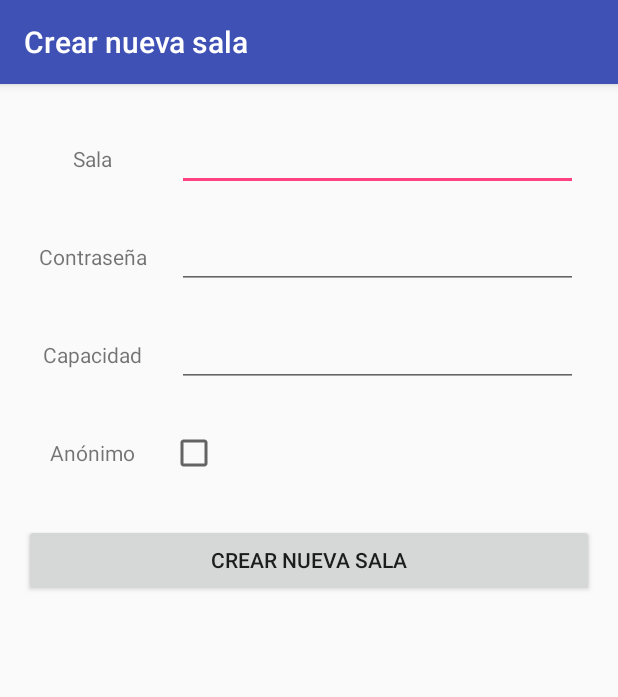
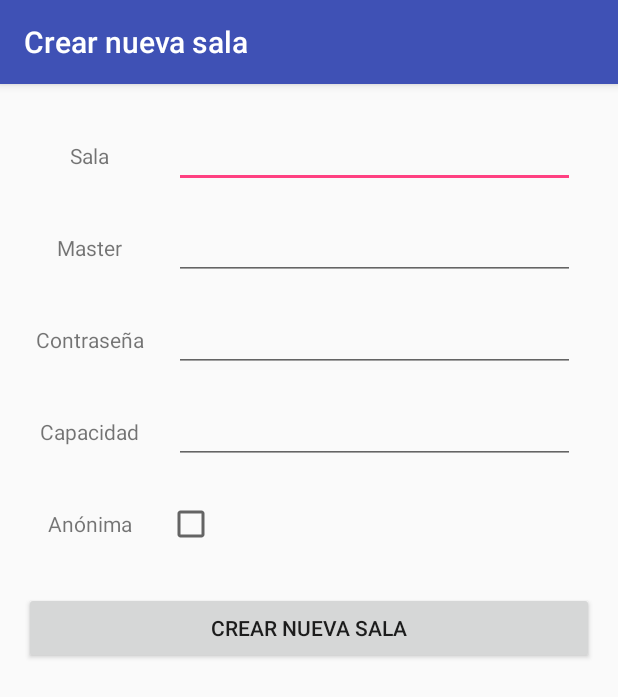
Before and after one commit to GuilledelaCruz/MasterApp, an Android app: the CrearSala screen opened directly, with no data from a screen before it, on a phone screen of 412 x 824 dp. Shown: the top 697 px of the screen. Run offline under Robolectric (Android 15) with nearby library versions, the phone set to English and light mode, and no system bars.

Commit message:
[master] Some features added

```diff
--- a/app/src/main/java/guilledelacruz/masterapp/CrearSala.java
+++ b/app/src/main/java/guilledelacruz/masterapp/CrearSala.java
@@ -16,6 +16,7 @@ public class CrearSala extends AppCompatActivity {
         setContentView(R.layout.activity_crear_sala);
 
         final EditText editnombre = (EditText) findViewById(R.id.editsala);
+        final EditText editmaster = (EditText) findViewById(R.id.editmaster);
         final EditText editpass = (EditText) findViewById(R.id.editpass);
         final EditText editcap = (EditText) findViewById(R.id.editcapacidad);
         final CheckBox checkan = (CheckBox) findViewById(R.id.checkanonimo);
@@ -24,6 +25,7 @@ public class CrearSala extends AppCompatActivity {
         botoncrear.setOnClickListener(new View.OnClickListener() {
             public void onClick(View v) {
                 String sala = editnombre.getText().toString();
+                String master = editmaster.getText().toString();
                 String pass = editpass.getText().toString();
                 String cap = editcap.getText().toString();
                 Boolean anon = checkan.isChecked();
@@ -37,10 +39,12 @@ public class CrearSala extends AppCompatActivity {
 
                 Intent intent = new Intent(CrearSala.this, Sala.class);
                 intent.putExtra("sala", sala);
+                intent.putExtra("master", master);
                 intent.putExtra("pass", pass);
                 intent.putExtra("cap", cap);
                 intent.putExtra("anon", anon);
 
+                intent.addFlags(Intent.FLAG_ACTIVITY_CLEAR_TOP);
                 startActivity(intent);
             }
         });
--- a/app/src/main/res/layout/activity_crear_sala.xml
+++ b/app/src/main/res/layout/activity_crear_sala.xml
@@ -15,7 +15,7 @@
         android:layout_height="wrap_content"
         android:stretchColumns="1">
     <TableRow
-        android:layout_margin="10dp">
+        android:layout_margin="8dp">
 
         <RelativeLayout
             android:layout_height="wrap_content"
@@ -37,8 +37,31 @@
 
     </TableRow>
 
+        <TableRow
+            android:layout_margin="8dp">
+
+            <RelativeLayout
+                android:layout_height="wrap_content"
+                android:layout_width="match_parent">
+                <TextView
+                    android:layout_width="wrap_content"
+                    android:layout_height="wrap_content"
+                    android:text="@string/textomaster"
+                    android:layout_centerVertical="true"
+                    android:layout_centerHorizontal="true"/>
+            </RelativeLayout>
+
+            <EditText
+                android:layout_width="match_parent"
+                android:layout_height="wrap_content"
+                android:id="@+id/editmaster"
+                android:layout_marginLeft="20dp"
+                android:layout_alignParentRight="true"/>
+
+        </TableRow>
+
     <TableRow
-        android:layout_margin="10dp">
+        android:layout_margin="8dp">
 
         <RelativeLayout
             android:layout_height="wrap_content"
@@ -61,7 +84,7 @@
     </TableRow>
 
     <TableRow
-        android:layout_margin="10dp">
+        android:layout_margin="8dp">
 
         <RelativeLayout
             android:layout_height="wrap_content"
@@ -84,7 +107,7 @@
     </TableRow>
 
     <TableRow
-        android:layout_margin="10dp">
+        android:layout_margin="8dp">
 
         <RelativeLayout
             android:layout_height="wrap_content"
--- a/app/src/main/res/values/strings.xml
+++ b/app/src/main/res/values/strings.xml
@@ -6,7 +6,9 @@
     <string name="textomaster">Master</string>
     <string name="textojugadores">Jugadores</string>
     <string name="textopassword">Contraseña</string>
-    <string name="textoanonimo">Anónimo</string>
+    <string name="textoprivacidad">Privacidad</string>
+    <string name="textoanonimo">Anónima</string>
+    <string name="textopublico">Pública</string>
     <string name="textocapacidad">Capacidad</string>
     <string name="textobuscar">Buscar</string>
     <string name="textobuscarip">Buscar por IP</string>
```
Also changed, not shown: app/src/main/java/guilledelacruz/masterapp/Sala.java (+35 -6 lines), app/src/main/res/layout/activity_sala.xml (+13 -2 lines), 1 other file.
